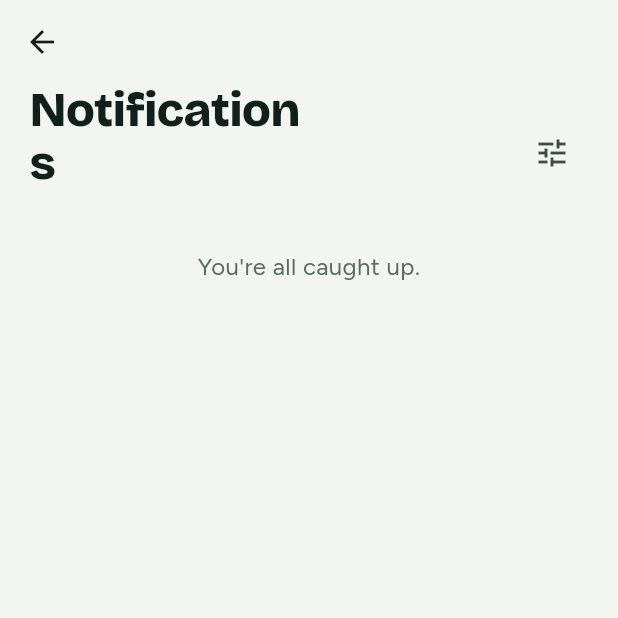
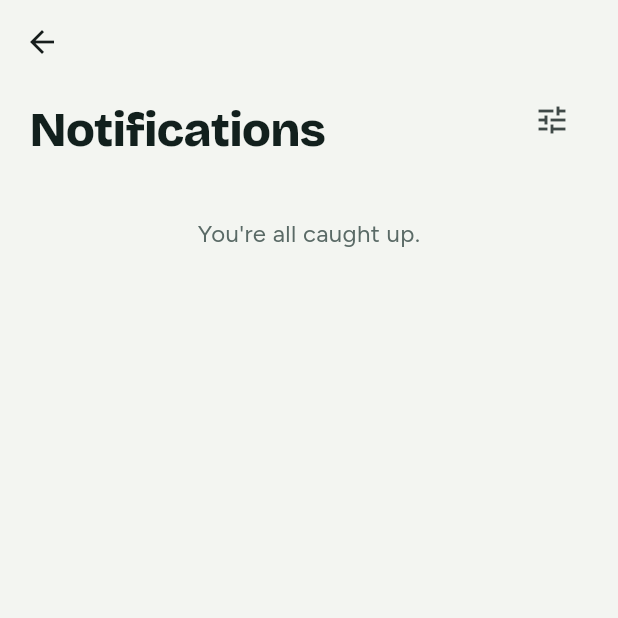
Before and after one commit to Ahzed11/BetterHome, a Flutter app: the screen it shows after launch, after a tap on "Continue", after a tap on the "notifications" icon, on a phone screen of 412 x 824 dp, the top half of it. Run offline on Flutter 3.47's test engine with Material 3 defaults, Android fonts, the phone set to English and light mode, and no system bars; our stand-ins replace shared_preferences; missing offline and left inert: betterhome_api, oidc, oidc_default_store; accounts and stored records are empty.

Commit message:
fix: put the header actions at the far right of the header (T-0080)
The title and the actions shared the free space, so the actions stopped short of the edge. The title now takes what the actions leave.

Co-Authored-By: Claude Sonnet 5.5 <noreply@anthropic.com>
Claude-Session: https://claude.ai/code/session_019uqNRy1Yqe8o4WLkV8covz

```diff
--- a/app/lib/ui/widgets/screen_header.dart
+++ b/app/lib/ui/widgets/screen_header.dart
@@ -17,14 +17,16 @@ class ScreenHeader extends StatelessWidget {
 
   @override
   Widget build(BuildContext context) {
-    return Row(
+    return LayoutBuilder(
+      builder: (context, constraints) => Row(
         crossAxisAlignment: CrossAxisAlignment.end,
         children: [
-        Flexible(
+          Expanded(
             child: Column(
               crossAxisAlignment: CrossAxisAlignment.start,
               children: [
-              if (eyebrow != null) Text(eyebrow!, style: AppTypography.eyebrow),
+                if (eyebrow != null)
+                  Text(eyebrow!, style: AppTypography.eyebrow),
                 Semantics(
                   container: true,
                   header: true,
@@ -34,10 +36,12 @@ class ScreenHeader extends StatelessWidget {
             ),
           ),
           if (actions.isNotEmpty)
-          Expanded(
-            // The Wrap is as wide as its content; the Align sends it to the far right.
-            child: Align(
-              alignment: AlignmentDirectional.centerEnd,
+            // The actions take the room they need at the far right, up to two thirds of the
+            // header; they wrap beyond that and the title takes the rest.
+            ConstrainedBox(
+              constraints: BoxConstraints(
+                maxWidth: constraints.maxWidth * 2 / 3,
+              ),
               child: Wrap(
                 alignment: WrapAlignment.end,
                 crossAxisAlignment: WrapCrossAlignment.center,
@@ -45,8 +49,8 @@ class ScreenHeader extends StatelessWidget {
                 children: actions,
               ),
             ),
+        ],
       ),
-      ],
     );
   }
 }
```
Also changed, not shown: 16 other files. Lines whose indentation alone changed are shown as unchanged.
